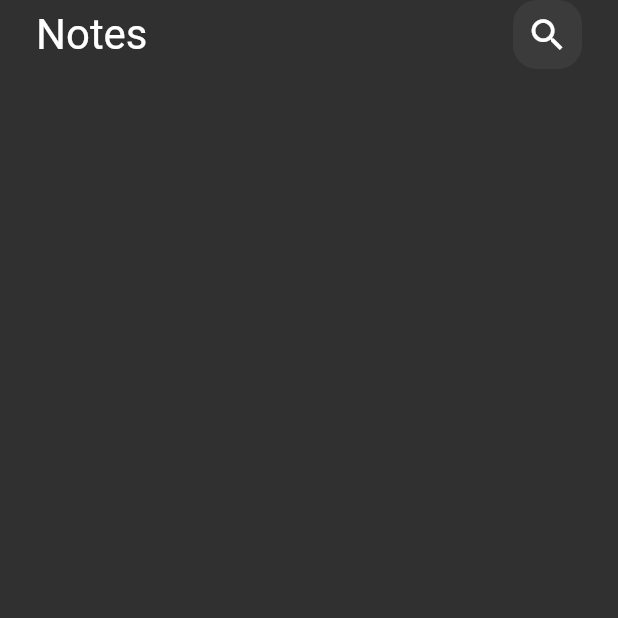
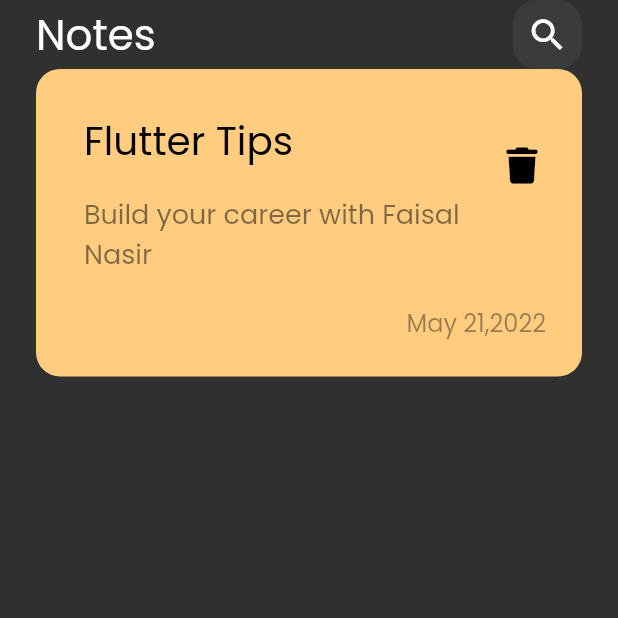
Before and after one commit to Fnmghaithi/notes_app, a Flutter app: the screen it shows after launch, on a phone screen of 412 x 824 dp, the top half of it. Run offline on Flutter 3.47's test engine with Material 2 defaults, Android fonts, the phone set to English and light mode, and no system bars; our stand-ins replace font_awesome_flutter.

Commit message:
create custom note item

```diff
--- a/lib/main.dart
+++ b/lib/main.dart
@@ -11,7 +11,7 @@ class NotesApp extends StatelessWidget {
   @override
   Widget build(BuildContext context) {
     return MaterialApp(
-      theme: ThemeData(brightness: Brightness.dark),
+      theme: ThemeData(brightness: Brightness.dark, fontFamily: 'Poppins'),
       home: const NotesView(),
     );
   }
--- /dev/null
+++ b/lib/views/widgets/custom_note_item.dart
@@ -0,0 +1,68 @@
+import 'package:flutter/material.dart';
+import 'package:font_awesome_flutter/font_awesome_flutter.dart';
+
+class NoteItem extends StatelessWidget {
+  const NoteItem({super.key});
+
+  @override
+  Widget build(BuildContext context) {
+    return Container(
+      padding: const EdgeInsets.only(
+        top: 24.0,
+        bottom: 24.0,
+        left: 16.0,
+      ),
+      decoration: BoxDecoration(
+        color: const Color(0xffFFCC80),
+        borderRadius: BorderRadius.circular(16.0),
+      ),
+      child: Column(
+        crossAxisAlignment: CrossAxisAlignment.end,
+        children: [
+          ListTile(
+            title: const Text(
+              'Flutter Tips',
+              style: TextStyle(
+                color: Colors.black,
+                fontSize: 26.0,
+              ),
+            ),
+            subtitle: Padding(
+              padding: const EdgeInsets.only(
+                top: 16.0,
+                bottom: 16.0,
+              ),
+              child: Text(
+                'Build your career with Faisal Nasir',
+                style: TextStyle(
+                  color: Colors.black.withOpacity(.5),
+                  fontSize: 18.0,
+                ),
+              ),
+            ),
+            trailing: IconButton(
+              icon: const Icon(
+                FontAwesomeIcons.trash,
+                color: Colors.black,
+                size: 24.0,
+              ),
+              onPressed: () {},
+            ),
+          ),
+          Padding(
+            padding: const EdgeInsets.only(
+              right: 24.0,
+            ),
+            child: Text(
+              'May 21,2022',
+              style: TextStyle(
+                color: Colors.black.withOpacity(0.4),
+                fontSize: 16.0,
+              ),
+            ),
+          ),
+        ],
+      ),
+    );
+  }
+}
--- a/lib/views/widgets/notes_view_body.dart
+++ b/lib/views/widgets/notes_view_body.dart
@@ -1,5 +1,6 @@
 import 'package:flutter/material.dart';
 import 'package:notes_app/views/widgets/custom_app_bar.dart';
+import 'package:notes_app/views/widgets/custom_note_item.dart';
 
 class NotesViewBody extends StatelessWidget {
   const NotesViewBody({super.key});
@@ -14,6 +15,7 @@ class NotesViewBody extends StatelessWidget {
         child: Column(
           children: const [
             CustomAppBar(),
+            NoteItem(),
           ],
         ),
       ),
```
Also changed, not shown: pubspec.yaml (+5 -11 lines), assets/fonts/Poppins-Regular.ttf (added), pubspec.lock.
